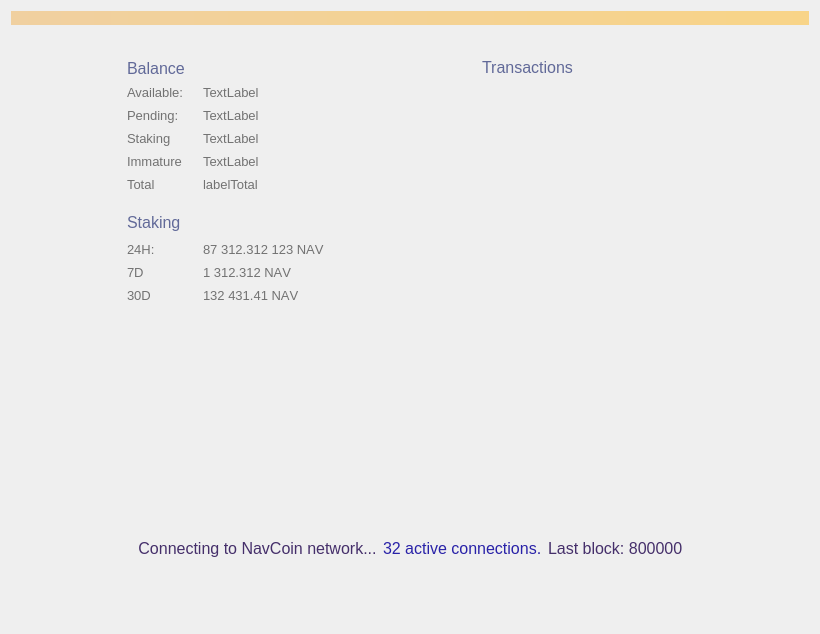
Qt form src/qt/forms/overviewpage.ui (navcoin/navcoin-core) before a commit.
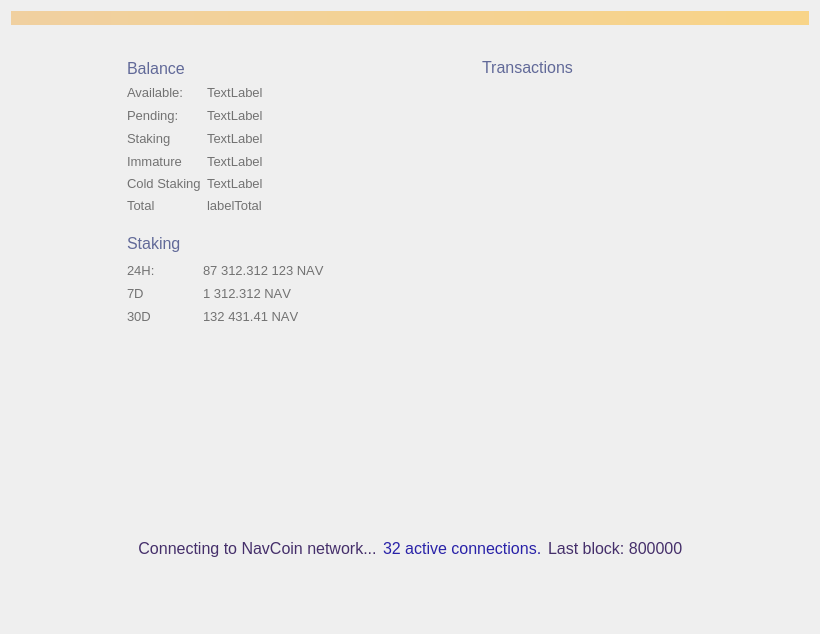
The same form after that commit. Custom widgets are drawn as their Qt base class.

Commit message: cold staking balance in ui

The edit to the form file:
```diff
--- a/src/qt/forms/overviewpage.ui
+++ b/src/qt/forms/overviewpage.ui
@@ -374,7 +374,7 @@
              </property>
             </widget>
            </item>
-           <item row="4" column="0">
+           <item row="5" column="0">
             <widget class="QLabel" name="label_8">
              <property name="sizePolicy">
               <sizepolicy hsizetype="Minimum" vsizetype="Preferred">
@@ -413,7 +413,7 @@
              </property>
             </widget>
            </item>
-           <item row="4" column="1">
+           <item row="5" column="1">
             <widget class="QLabel" name="labelTotal">
              <property name="font">
               <font>
@@ -494,6 +494,36 @@
              </property>
             </widget>
            </item>
+           <item row="4" column="0">
+            <widget class="QLabel" name="labelColdStakingText">
+             <property name="font">
+              <font>
+               <pointsize>10</pointsize>
+              </font>
+             </property>
+             <property name="styleSheet">
+              <string notr="true">color: #727272</string>
+             </property>
+             <property name="text">
+              <string>Cold Staking</string>
+             </property>
+            </widget>
+           </item>
+           <item row="4" column="1">
+            <widget class="QLabel" name="labelColdStaking">
+             <property name="font">
+              <font>
+               <pointsize>10</pointsize>
+              </font>
+             </property>
+             <property name="styleSheet">
+              <string notr="true">color: #727272</string>
+             </property>
+             <property name="text">
+              <string>TextLabel</string>
+             </property>
+            </widget>
+           </item>
           </layout>
          </item>
          <item>
```
The commit also changes 6 other files.
